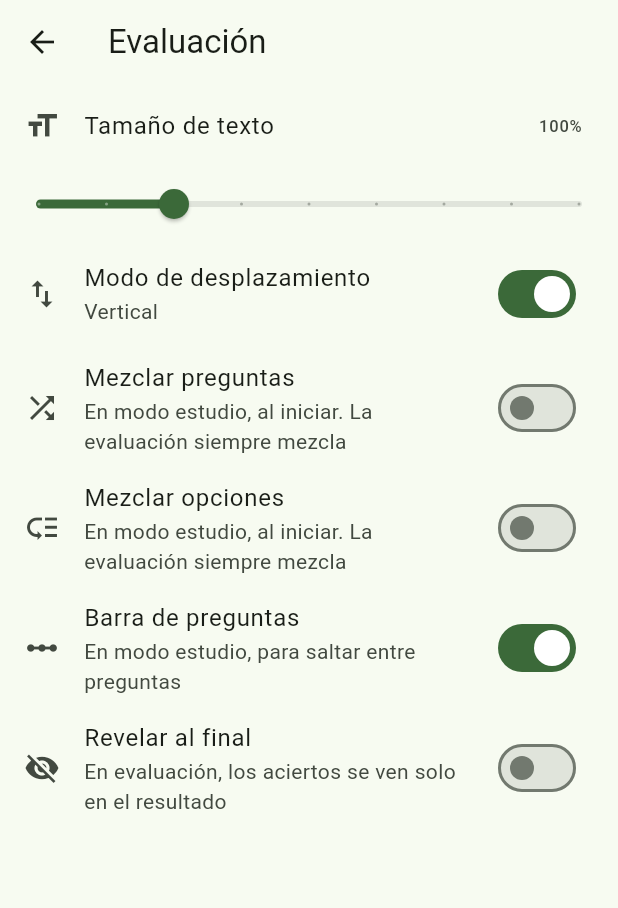
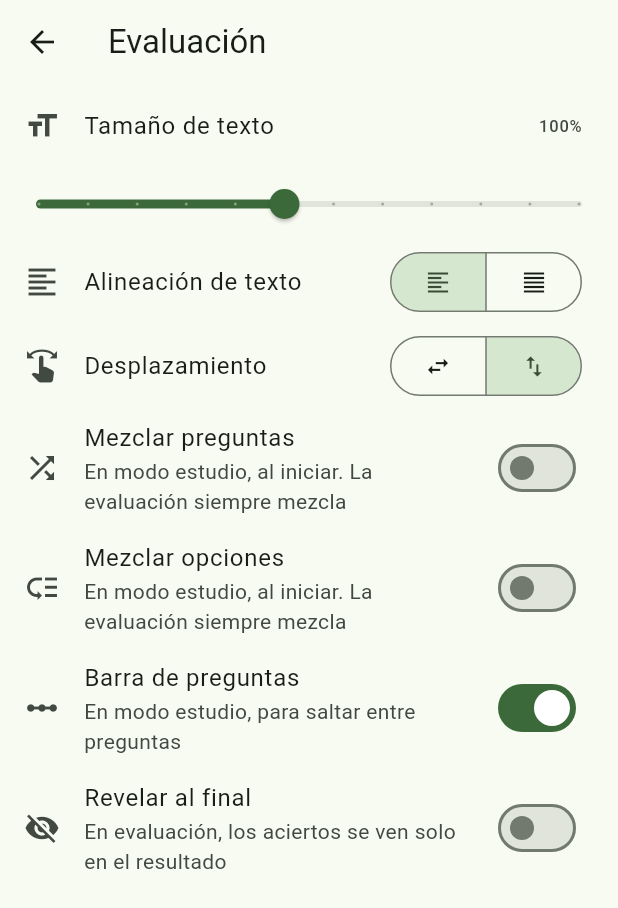
Before and after one commit to cybergaala/evaluator, a Flutter app: the _EvaluationSettingsPage screen opened directly, on a phone screen of 412 x 824 dp. Shown: the top 908 px of the screen. Run offline on Flutter 3.47's test engine with Material 3 defaults, Android fonts, the phone set to English and light mode, and no system bars; our stand-ins replace easy_refresh, get, shared_preferences, sqflite; accounts and stored records are empty.

Commit message:
feat(reading): add justified text, smaller text sizes and side option letters
Question and options share the same text size. Option boxes follow the text when the marker changes the layout, and the marker no longer restores the card's scroll offset into its texts.

```diff
--- a/lib/presentation/controllers/reading_settings_controller.dart
+++ b/lib/presentation/controllers/reading_settings_controller.dart
@@ -14,6 +14,7 @@ class ReadingSettingsController extends GetxController {
   final SharedPreferences _prefs;
 
   late final textScale = _double('reading_text_scale', 1.0);
+  late final justify = _bool('reading_justify', false);
   late final vertical = _bool('reading_vertical', true);
   late final shuffleQuestions = _bool('reading_shuffle_questions', false);
   late final shuffleOptions = _bool('reading_shuffle_options', false);
--- a/lib/presentation/pages/exam_page.dart
+++ b/lib/presentation/pages/exam_page.dart
@@ -185,6 +185,7 @@ class _ExamPageState extends State<ExamPage> {
     final isLast = _index == _questions.length - 1;
     // Read here: itemBuilder runs lazily, outside Obx's tracking.
     final textScale = _settings.textScale.value;
+    final justify = _settings.justify.value;
     final revealed = _revealed;
     return PageView.builder(
       controller: _pageController,
@@ -199,6 +200,7 @@ class _ExamPageState extends State<ExamPage> {
           onTap: _select,
           showExplanation: q == _current && revealed,
           textScale: textScale,
+          justify: justify,
           footer: q == _current && _answered
               ? Padding(
                   padding: const EdgeInsets.only(top: 20),
--- a/lib/presentation/pages/study_page.dart
+++ b/lib/presentation/pages/study_page.dart
@@ -295,6 +295,7 @@ class _StudyPageState extends State<StudyPage>
   Widget _pager() => Obx(() {
     // Read here: itemBuilder runs lazily, outside Obx's tracking.
     final textScale = _settings.textScale.value;
+    final justify = _settings.justify.value;
     final vertical = _settings.axis == Axis.vertical;
     final pager = PageView.builder(
       controller: _pageController,
@@ -309,6 +310,7 @@ class _StudyPageState extends State<StudyPage>
               q.answers.contains(i) ? OptionState.correct : OptionState.neutral,
           showExplanation: true,
           textScale: textScale,
+          justify: justify,
           textBuilder: (field, text, style) => HighlightableText(
             text: text,
             style: style,
--- a/lib/presentation/widgets/reading_settings_panel.dart
+++ b/lib/presentation/widgets/reading_settings_panel.dart
@@ -9,7 +9,7 @@ class ReadingSettingsPanel extends StatelessWidget {
   /// Hidden in study mode, where answers are always shown.
   final bool showRevealAtEnd;
 
-  /// Evaluation mode: only the text size can change there.
+  /// Evaluation mode: only the text size and alignment can change there.
   final bool textSizeOnly;
 
   const ReadingSettingsPanel({
@@ -52,20 +52,29 @@ class ReadingSettingsPanel extends StatelessWidget {
           ),
           Slider(
             value: s.textScale.value,
-            min: 0.8,
+            min: 0.5,
             max: 1.6,
-            divisions: 8,
+            divisions: 11,
             onChanged: (v) => s.textScale.value = v,
           ),
+          ListTile(
+            leading: const Icon(Icons.format_align_left),
+            title: const Text('Alineación de texto'),
+            trailing: _choice(
+              value: s.justify,
+              no: (Icons.format_align_left, 'Izquierda'),
+              yes: (Icons.format_align_justify, 'Justificado'),
+            ),
+          ),
           if (!textSizeOnly) ...[
-            SwitchListTile(
-              secondary: Icon(
-                s.vertical.value ? Icons.swap_vert : Icons.swap_horiz,
+            ListTile(
+              leading: const Icon(Icons.swipe),
+              title: const Text('Desplazamiento'),
+              trailing: _choice(
+                value: s.vertical,
+                no: (Icons.swap_horiz, 'Horizontal'),
+                yes: (Icons.swap_vert, 'Vertical'),
               ),
-              title: const Text('Modo de desplazamiento'),
-              subtitle: Text(s.vertical.value ? 'Vertical' : 'Horizontal'),
-              value: s.vertical.value,
-              onChanged: (v) => s.vertical.value = v,
             ),
             SwitchListTile(
               secondary: const Icon(Icons.shuffle),
@@ -109,4 +118,20 @@ class ReadingSettingsPanel extends StatelessWidget {
       ),
     );
   }
+
+  /// Two-option segmented control (iOS-like) for a setting that is a choice
+  /// rather than an on/off toggle.
+  Widget _choice({
+    required RxBool value,
+    required (IconData, String) no,
+    required (IconData, String) yes,
+  }) => SegmentedButton<bool>(
+    showSelectedIcon: false,
+    segments: [
+      for (final (v, (icon, label)) in [(false, no), (true, yes)])
+        ButtonSegment(value: v, icon: Icon(icon), tooltip: label),
+    ],
+    selected: {value.value},
+    onSelectionChanged: (v) => value.value = v.first,
+  );
 }
```
Also changed, not shown: lib/presentation/widgets/highlightable_text.dart (+11 -0 lines), lib/presentation/widgets/question_card.dart (+75 -24 lines), 2 other files.
